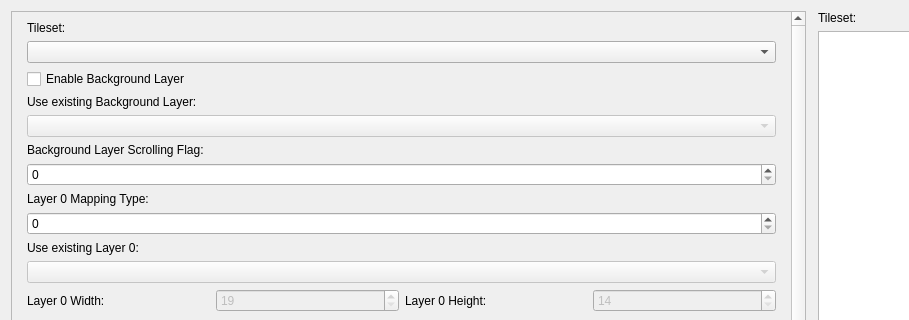
The window that Dialog/RoomConfigDialog.ui (wario-land/WL4Editor) describes before a commit, drawn with Qt 5; both pictures show x 0 to 909 and y 0 to 320 of the 1091 by 591 pixel window.
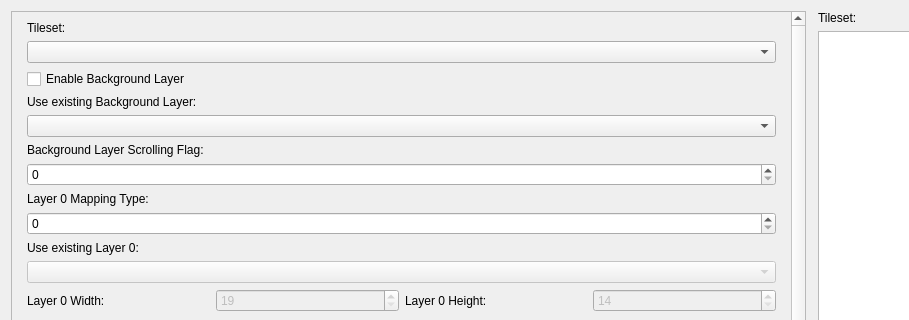
The same window after the commit. Custom widgets are drawn as their Qt base class.

```diff
--- a/Dialog/RoomConfigDialog.ui
+++ b/Dialog/RoomConfigDialog.ui
@@ -87,7 +87,7 @@
            <item>
             <widget class="QComboBox" name="ComboBox_BGLayerPicker">
              <property name="enabled">
-              <bool>false</bool>
+              <bool>true</bool>
              </property>
              <property name="editable">
               <bool>false</bool>
```
